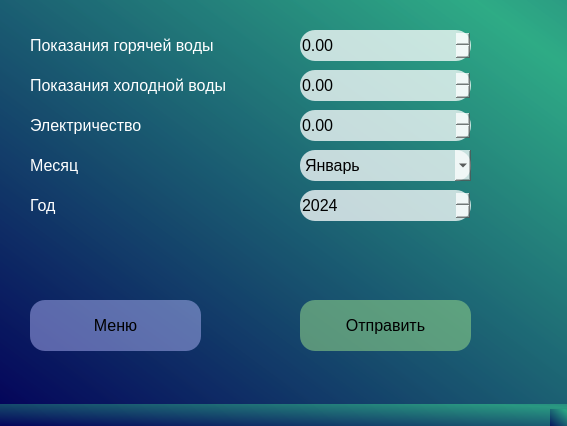
The window that designs/meters_data.ui (k111liza/HOAP-project) describes before a commit, drawn with Qt 5.
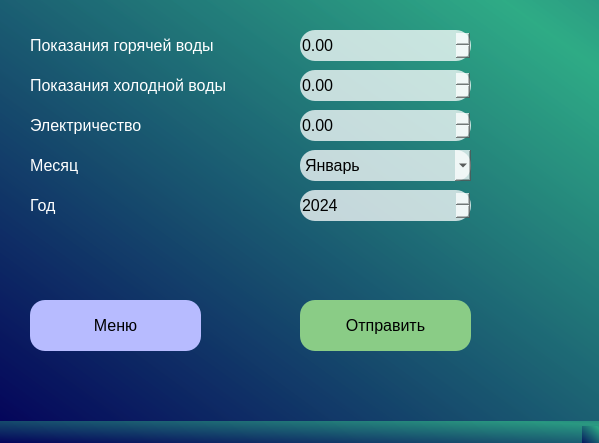
The same window after the commit.

```diff
--- a/designs/meters_data.ui
+++ b/designs/meters_data.ui
@@ -6,8 +6,8 @@
    <rect>
     <x>0</x>
     <y>0</y>
-    <width>567</width>
-    <height>426</height>
+    <width>599</width>
+    <height>443</height>
    </rect>
   </property>
   <property name="windowTitle">
@@ -122,7 +122,7 @@
      </font>
     </property>
     <property name="styleSheet">
-     <string notr="true">background-color: rgb(138, 204, 134, 150);
+     <string notr="true">background-color: rgb(138, 204, 134);
 border-radius: 15px;</string>
     </property>
     <property name="text">
@@ -246,7 +246,7 @@
      </font>
     </property>
     <property name="styleSheet">
-     <string notr="true">background-color: rgb(183, 187, 255, 120);
+     <string notr="true">background-color: rgb(183, 187, 255);
 border-radius: 15px;</string>
     </property>
     <property name="text">
```
Left out of the diff: 8 changed lines with no effect on the pictures.
